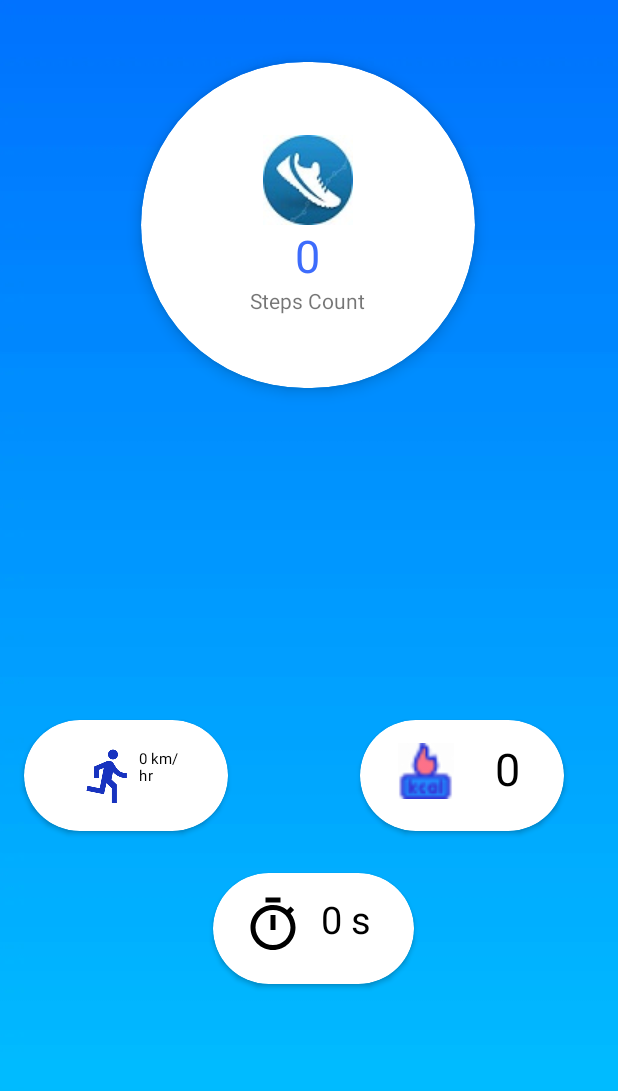
After one commit to khushbupanchal15/Step-Counter-Project, an Android app: the HomeActivity screen opened directly, with no data from a screen before it, on a phone screen of 412 x 824 dp. The commit adds this screen. Shown: the top 1091 px of the screen. Run offline under Robolectric (Android 15) with nearby library versions, the phone set to English and light mode, and no system bars.

Commit message:
Step Count Code

```diff
--- a/app/src/main/AndroidManifest.xml
+++ b/app/src/main/AndroidManifest.xml
@@ -2,7 +2,10 @@
 <manifest xmlns:android="http://schemas.android.com/apk/res/android"
     package="com.example.stepcounterapp">
 
-    <uses-permission android:name="android.permission.INTERNET"/>
+    <uses-permission android:name="android.permission.INTERNET" />
+
+    <uses-feature android:name="android.hardware.sensor.stepcounter" android:required="true"/>
+    <uses-feature android:name="android.hardware.sensor.stepdetector" android:required="true"/>
 
     <application
         android:allowBackup="true"
@@ -12,8 +15,11 @@
         android:supportsRtl="true"
         android:theme="@style/Theme.StepCounterApp">
         <activity
+            android:name=".HomeActivity"
+            android:exported="true" />
+        <activity
             android:name=".SettingsActivity"
-            android:label="@string/title_activity_settings"></activity>
+            android:label="@string/title_activity_settings" />
         <activity android:name=".HomeScreenActivity" />
         <activity android:name=".LoginActivity" />
         <activity android:name=".MainActivity">
--- /dev/null
+++ b/app/src/main/java/com/example/stepcounterapp/HomeActivity.java
@@ -0,0 +1,84 @@
+package com.example.stepcounterapp;
+
+import androidx.appcompat.app.AppCompatActivity;
+
+import android.content.Context;
+import android.hardware.Sensor;
+import android.hardware.SensorEvent;
+import android.hardware.SensorEventListener;
+import android.hardware.SensorManager;
+import android.os.Bundle;
+import android.view.WindowManager;
+import android.widget.TextView;
+import android.widget.Toast;
+
+public class HomeActivity extends AppCompatActivity implements SensorEventListener {
+
+    private TextView stepCounter,tot_steps;
+    private SensorManager sensorManager;
+    private Sensor msensor;
+    private boolean isCounterSensorPresent;
+    int stepCount = 0;
+    private  boolean walking = false;
+
+    @Override
+    protected void onCreate(Bundle savedInstanceState) {
+        super.onCreate(savedInstanceState);
+        setContentView(R.layout.activity_home);
+
+        getWindow().addFlags(WindowManager.LayoutParams.FLAG_KEEP_SCREEN_ON);
+        stepCounter = findViewById(R.id.steps);
+        tot_steps =  findViewById(R.id.tot_distance);
+
+
+        sensorManager = (SensorManager)getSystemService(SENSOR_SERVICE);
+
+        if(sensorManager.getDefaultSensor(Sensor.TYPE_STEP_COUNTER)!= null){
+            msensor = sensorManager.getDefaultSensor(Sensor.TYPE_STEP_COUNTER);
+            isCounterSensorPresent = true;
+        }
+        else {
+            Toast.makeText(getApplicationContext(),"Counter Sensor not present!!",Toast.LENGTH_SHORT);
+            isCounterSensorPresent = false;
+        }
+
+
+    }
+
+    @Override
+    public void onSensorChanged(SensorEvent event) {
+        if(event.sensor == msensor){
+            stepCount = (int) event.values[0];
+            stepCounter.setText(String.valueOf(stepCount));
+        }
+    }
+
+    @Override
+    public void onAccuracyChanged(Sensor sensor, int accuracy) {
+
+    }
+
+    @Override
+    public void onResume() {
+        super.onResume();
+        walking = true;
+        if(sensorManager.getDefaultSensor(Sensor.TYPE_STEP_COUNTER)!= null){
+            sensorManager.registerListener(this, msensor,SensorManager.SENSOR_DELAY_UI);
+
+        }
+    }
+
+    @Override
+    public void onPause() {
+        super.onPause();
+        walking = false;
+        if(sensorManager.getDefaultSensor(Sensor.TYPE_STEP_COUNTER)!= null){
+            sensorManager.unregisterListener(this, msensor);
+
+        }
+    }
+
+
+
+
+}
--- a/app/src/main/java/com/example/stepcounterapp/HomeFragment.java
+++ b/app/src/main/java/com/example/stepcounterapp/HomeFragment.java
@@ -1,19 +1,29 @@
 package com.example.stepcounterapp;
 
+import android.content.Context;
+import android.hardware.Sensor;
+import android.hardware.SensorEvent;
+import android.hardware.SensorEventListener;
+import android.hardware.SensorManager;
 import android.os.Bundle;
 
+import androidx.annotation.NonNull;
+import androidx.annotation.Nullable;
 import androidx.fragment.app.Fragment;
 
 import android.view.LayoutInflater;
 import android.view.View;
 import android.view.ViewGroup;
+import android.view.WindowManager;
+import android.widget.TextView;
+import android.widget.Toast;
 
 /**
  * A simple {@link Fragment} subclass.
  * Use the {@link HomeFragment#newInstance} factory method to
  * create an instance of this fragment.
  */
-public class HomeFragment extends Fragment {
+public class HomeFragment extends Fragment  {
 
     // TODO: Rename parameter arguments, choose names that match
     // the fragment initialization parameters, e.g. ARG_ITEM_NUMBER
@@ -23,6 +33,12 @@ public class HomeFragment extends Fragment {
     // TODO: Rename and change types of parameters
     private String mParam1;
     private String mParam2;
+
+    private TextView stepCounter,tot_steps;
+    private SensorManager sensorManager;
+    private Sensor msensor;
+    //private boolean isCounterSensorPresent;
+  //  int stepCount = 0;
 
     public HomeFragment() {
         // Required empty public constructor
@@ -59,6 +75,63 @@ public class HomeFragment extends Fragment {
     public View onCreateView(LayoutInflater inflater, ViewGroup container,
                              Bundle savedInstanceState) {
         // Inflate the layout for this fragment
-        return inflater.inflate(R.layout.fragment_home, container, false);
+        View view = inflater.inflate(R.layout.fragment_home, container, false);
+
+
+
+        return view;
     }
+
+ /*   @Override
+    public void onViewCreated(@NonNull View view, @Nullable Bundle savedInstanceState) {
+        super.onViewCreated(view, savedInstanceState);
+
+        getActivity().getWindow().addFlags(WindowManager.LayoutParams.FLAG_KEEP_SCREEN_ON);
+        stepCounter = view.findViewById(R.id.steps);
+        tot_steps =  view.findViewById(R.id.tot_distance);
+
+
+        sensorManager = (SensorManager)getActivity().getSystemService(Context.SENSOR_SERVICE);
+
+        if(sensorManager.getDefaultSensor(Sensor.TYPE_STEP_COUNTER)!= null){
+            msensor = sensorManager.getDefaultSensor(Sensor.TYPE_STEP_COUNTER);
+            isCounterSensorPresent = true;
+        }
+        else {
+            Toast.makeText(getContext(),"Counter Sensor not present!!",Toast.LENGTH_SHORT);
+            isCounterSensorPresent = false;
+        }
+
+    }
+
+    @Override
+    public void onSensorChanged(SensorEvent event) {
+        if(event.sensor == msensor){
+            stepCount = (int) event.values[0];
+            stepCounter.setText(String.valueOf(stepCount));
+        }
+    }
+
+    @Override
+    public void onAccuracyChanged(Sensor sensor, int accuracy) {
+
+    }
+
+    @Override
+    public void onResume() {
+        super.onResume();
+        if(sensorManager.getDefaultSensor(Sensor.TYPE_STEP_COUNTER)!= null){
+            sensorManager.registerListener(this, msensor,SensorManager.SENSOR_DELAY_NORMAL);
+
+        }
+    }
+
+    @Override
+    public void onPause() {
+        super.onPause();
+        if(sensorManager.getDefaultSensor(Sensor.TYPE_STEP_COUNTER)!= null){
+            sensorManager.unregisterListener(this, msensor);
+
+        }
+    }*/
 }
--- a/app/src/main/java/com/example/stepcounterapp/HomeScreenActivity.java
+++ b/app/src/main/java/com/example/stepcounterapp/HomeScreenActivity.java
@@ -37,7 +37,7 @@ public class HomeScreenActivity extends AppCompatActivity {
 
                 switch (model.getId()){
                     case 1: {
-                        loadFragment(new HomeFragment());
+                        startActivity(new Intent(getApplicationContext(),HomeActivity.class));
                         break;
                     }
 
--- /dev/null
+++ b/app/src/main/res/layout/activity_home.xml
@@ -0,0 +1,130 @@
+<?xml version="1.0" encoding="utf-8"?>
+<androidx.constraintlayout.widget.ConstraintLayout xmlns:android="http://schemas.android.com/apk/res/android"
+    xmlns:app="http://schemas.android.com/apk/res-auto"
+    xmlns:tools="http://schemas.android.com/tools"
+    android:layout_width="match_parent"
+    android:layout_height="match_parent"
+    android:background="@drawable/bg_gradient"
+    tools:context=".HomeActivity">
+
+    <androidx.cardview.widget.CardView
+        android:id="@+id/cardView"
+        android:layout_width="300dp"
+
+        android:layout_height="300dp"
+        android:background="@color/white"
+        app:cardCornerRadius="110dp"
+        app:cardElevation="6dp"
+        app:cardUseCompatPadding="true"
+        app:layout_constraintEnd_toEndOf="parent"
+        app:layout_constraintHorizontal_bias="0.495"
+        app:layout_constraintStart_toStartOf="parent"
+        tools:ignore="MissingConstraints"
+        tools:layout_editor_absoluteY="81dp">
+
+        <LinearLayout
+            android:layout_width="match_parent"
+            android:layout_height="wrap_content"
+            android:layout_gravity="center"
+            android:gravity="center"
+            android:orientation="vertical">
+
+            <ImageView
+                android:layout_width="wrap_content"
+                android:layout_height="wrap_content"
+                android:src="@drawable/foot" />
+
+            <TextView
+                android:id="@+id/steps"
+                android:layout_width="wrap_content"
+                android:layout_height="wrap_content"
+                android:text="0"
+                android:textColor="#3D6CFC"
+                android:textSize="30dp" />
+
+            <TextView
+                android:layout_width="wrap_content"
+                android:layout_height="wrap_content"
+                android:text="Steps Count" />
+
+        </LinearLayout>
+
+
+    </androidx.cardview.widget.CardView>
+
+    <androidx.cardview.widget.CardView
+        android:layout_width="136dp"
+        android:layout_height="74dp"
+        android:layout_marginEnd="36dp"
+        android:layout_marginBottom="270dp"
+        app:cardBackgroundColor="@color/white"
+        app:cardCornerRadius="100dp"
+        app:layout_constraintBottom_toBottomOf="parent"
+        app:layout_constraintEnd_toEndOf="parent">
+
+        <ImageView
+            android:id="@+id/imageView2"
+            android:layout_width="47dp"
+            android:layout_height="37dp"
+            android:layout_marginLeft="20dp"
+            android:layout_marginTop="15dp"
+            android:layout_marginBottom="20dp"
+            android:src="@drawable/calories" />
+
+        <TextView
+            android:layout_width="wrap_content"
+            android:layout_height="wrap_content"
+            android:layout_marginLeft="90dp"
+            android:layout_marginTop="12dp"
+            android:text="0"
+            android:textColor="@color/black"
+            android:textSize="30sp" />
+
+    </androidx.cardview.widget.CardView>
+
+    <androidx.cardview.widget.CardView
+        android:layout_width="136dp"
+        android:layout_height="74dp"
+        android:layout_marginStart="16dp"
+        android:layout_marginBottom="270dp"
+        app:cardBackgroundColor="@color/white"
+        app:cardCornerRadius="100dp"
+        app:layout_constraintBottom_toBottomOf="parent"
+        app:layout_constraintStart_toStartOf="parent">
+
+        <TextView
+            android:id="@+id/tot_distance"
+            android:layout_width="147dp"
+            android:layout_height="match_parent"
+            android:drawableLeft="@drawable/ic_running_man"
+            android:scaleX="0.5"
+            android:scaleY="0.5"
+            android:text="0 km/hr"
+            android:textColor="@color/black"
+            android:textSize="20dp" />
+    </androidx.cardview.widget.CardView>
+
+    <androidx.cardview.widget.CardView
+        android:id="@+id/cardView2"
+        android:layout_width="134dp"
+        android:layout_height="74dp"
+        android:layout_marginEnd="136dp"
+        android:layout_marginBottom="168dp"
+        app:cardBackgroundColor="@color/white"
+        app:cardCornerRadius="100dp"
+        app:layout_constraintBottom_toBottomOf="parent"
+        app:layout_constraintEnd_toEndOf="parent">
+
+        <TextView
+            android:id="@+id/time"
+            android:layout_width="wrap_content"
+            android:layout_height="43dp"
+            android:layout_marginLeft="20dp"
+            android:layout_marginTop="13dp"
+            android:drawableLeft="@drawable/ic_timer"
+            android:text="  0 s"
+            android:textColor="@color/black"
+            android:textSize="25dp" />
+    </androidx.cardview.widget.CardView>
+
+</androidx.constraintlayout.widget.ConstraintLayout>
```
